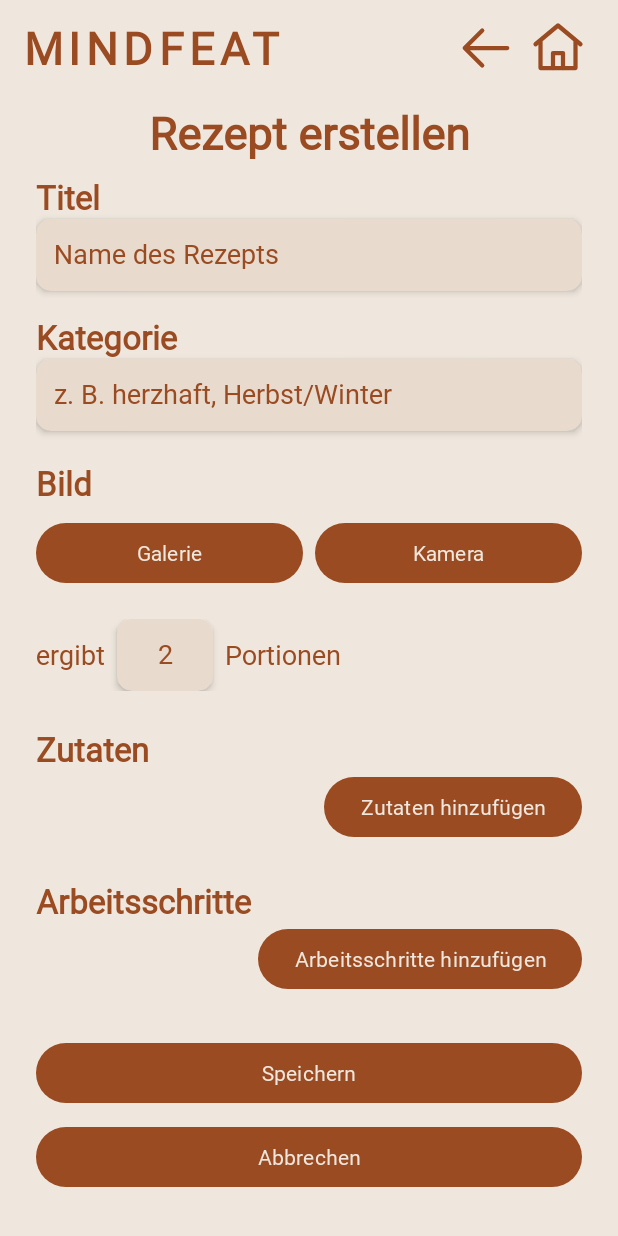
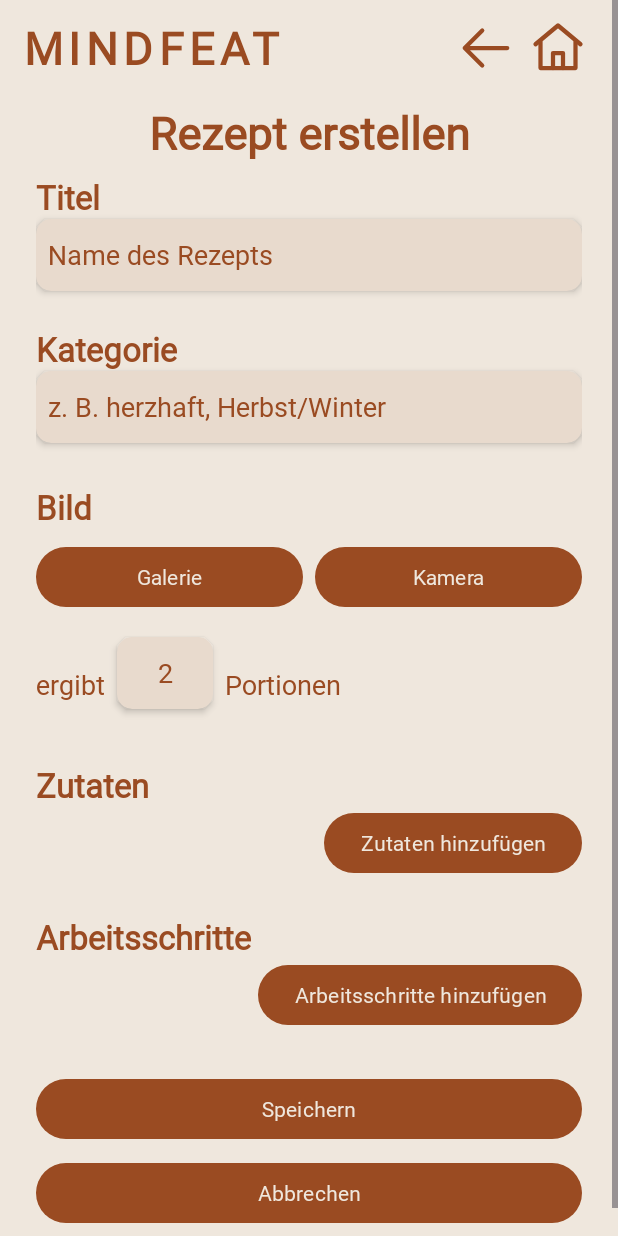
Before and after one commit to Cynd3r3ll4/MINDFEAT, an Android app: the layout activity_rezept_erstellen.xml on its own in the app's theme, with its tools: preview values and no code run, on a phone screen of 412 x 824 dp. Run offline under Robolectric (Android 15) with nearby library versions, the phone set to English and light mode, and no system bars.

Commit message:
Erstellen der RezeptErstellenActivity - optische Anpassungen

```diff
--- a/app/src/main/res/layout/activity_rezept_erstellen.xml
+++ b/app/src/main/res/layout/activity_rezept_erstellen.xml
@@ -1,5 +1,6 @@
 <?xml version="1.0" encoding="utf-8"?>
 <ScrollView xmlns:android="http://schemas.android.com/apk/res/android"
+    xmlns:app="http://schemas.android.com/apk/res-auto"
     xmlns:tools="http://schemas.android.com/tools"
     android:id="@+id/rezeptErstellen"
     android:layout_width="match_parent"
@@ -65,7 +66,9 @@
         android:layout_height="wrap_content"
         android:orientation="vertical"
         android:layout_marginStart="24dp"
-        android:layout_marginEnd="24dp">
+        android:layout_marginEnd="24dp"
+        android:clipChildren="false"
+        android:clipToPadding="false">
 
         <TextView
             style="@style/TextAppearance.Mindfeat.Label"
@@ -77,13 +80,14 @@
         <com.google.android.material.card.MaterialCardView
             style="@style/Widget.Mindfeat.FeldContainer"
             android:layout_width="match_parent"
-            android:layout_height="wrap_content">
+            android:layout_height="48dp"
+            android:layout_marginBottom="8dp">
 
             <EditText
                 android:id="@+id/etRezeptTitel"
                 style="@style/Widget.Mindfeat.FeldEingabe"
                 android:layout_width="match_parent"
-                android:layout_height="48dp"
+                android:layout_height="match_parent"
                 android:hint="@string/rezept_name"
                 android:inputType="textCapSentences"
                 android:singleLine="true" />
@@ -100,13 +104,14 @@
         <com.google.android.material.card.MaterialCardView
             style="@style/Widget.Mindfeat.FeldContainer"
             android:layout_width="match_parent"
-            android:layout_height="wrap_content">
+            android:layout_height="48dp"
+            android:layout_marginBottom="8dp">
 
             <EditText
                 android:id="@+id/etRezeptKategorien"
                 style="@style/Widget.Mindfeat.FeldEingabe"
                 android:layout_width="match_parent"
-                android:layout_height="48dp"
+                android:layout_height="match_parent"
                 android:hint="@string/rezept_kategorie_beispiel"
                 android:inputType="textCapSentences"
                 android:singleLine="true" />
@@ -173,7 +178,8 @@
                 android:layout_width="64dp"
                 android:layout_height="48dp"
                 android:layout_marginStart="8dp"
-                android:layout_marginEnd="8dp">
+                android:layout_marginEnd="8dp"
+                android:layout_marginBottom="8dp">
 
                 <EditText
                     android:id="@+id/etRezeptPortionen"
--- a/app/src/main/res/values/styles.xml
+++ b/app/src/main/res/values/styles.xml
@@ -69,7 +69,7 @@
         <item name="cardBackgroundColor">?attr/colorSurface</item>
     </style>
 
-    <!-- Eingabefeld für die Rezeptsuche -->
+    <!-- Eingabefelder -->
     <style name="Widget.Mindfeat.FeldEingabe" parent="Widget.AppCompat.EditText">
         <item name="android:fontFamily">@font/montserrat_variablefont_wght</item>
         <item name="android:textSize">18sp</item>
@@ -78,14 +78,13 @@
         <item name="android:textColorHint">?attr/colorOnSurface</item>
         <!-- Standard-Unterstreichung entfernen -->
         <item name="android:background">@null</item>
-        <!-- Innenabstände reduzieren -->
-        <item name="android:paddingStart">12dp</item>
-        <item name="android:paddingEnd">12dp</item>
-        <item name="android:paddingTop">0dp</item>
-        <item name="android:paddingBottom">0dp</item>
-        <!-- Text vertikal kompakt halten -->
-        <item name="android:includeFontPadding">false</item>
-        <item name="android:minHeight">0dp</item>
+        <!-- Vertikale Zentrierung und Mindesthöhe für Barrierefreiheit (Touch Target >= 48dp) -->
+        <item name="android:gravity">center_vertical</item>
+        <item name="android:minHeight">48dp</item>
+        <item name="android:paddingStart">8dp</item>
+        <item name="android:paddingEnd">8dp</item>
+        <item name="android:paddingTop">6dp</item>
+        <item name="android:paddingBottom">6dp</item>
     </style>
 
     <!-- Wiederverwendbarer Aktionsbutton -->
```
Also changed, not shown: app/src/main/java/de/mindfeat/app/view/activities/RezeptErstellenActivity.java (+19 -10 lines).
